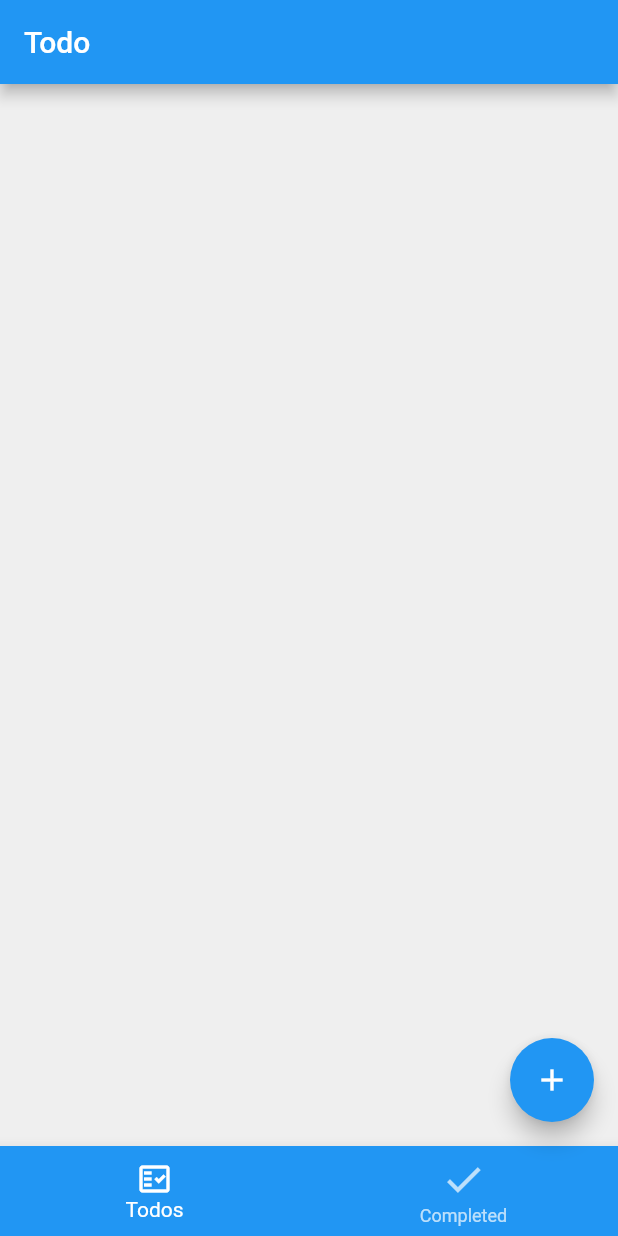
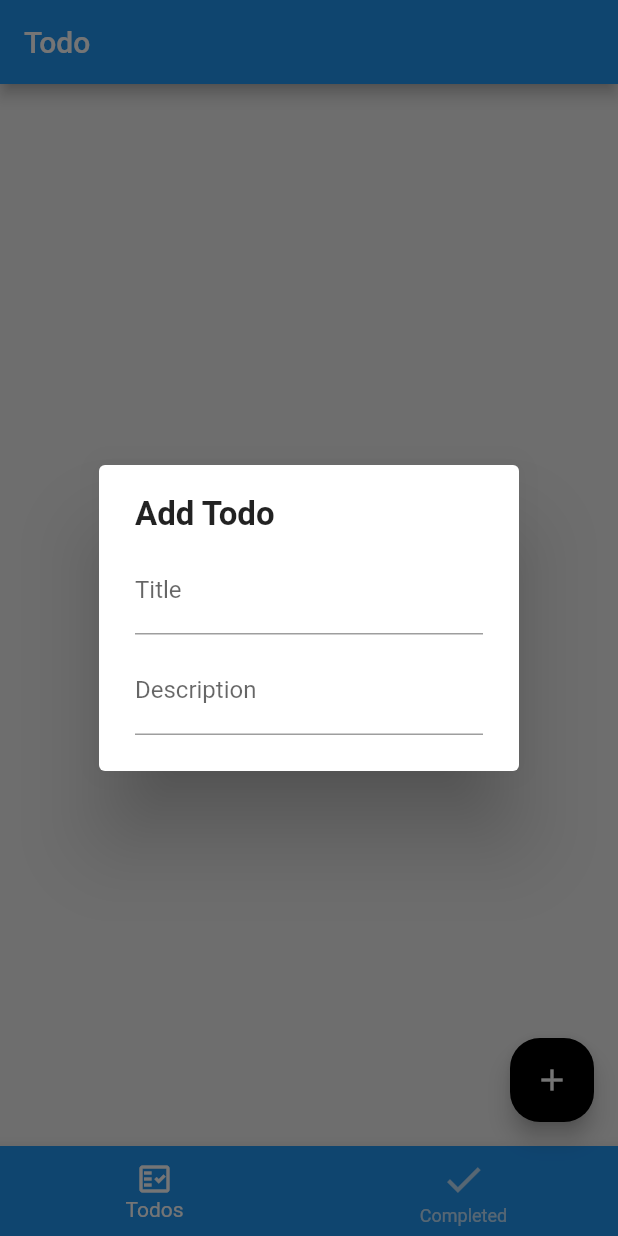
Before and after one commit to anuphong-github/TodoApp-flutter, a Flutter app: the screen it shows after launch, after a tap on the "add" icon, on a phone screen of 412 x 824 dp. Run offline on Flutter 3.47's test engine with Material 2 defaults, Android fonts, the phone set to English and light mode, and no system bars.

Commit message:
Add Widget form widget and dialog widget;

```diff
--- a/lib/page/home_page.dart
+++ b/lib/page/home_page.dart
@@ -1,6 +1,6 @@
 import 'package:flutter/material.dart';
 import 'package:todoapp/main.dart';
-
+import 'package:todoapp/widget/add_todo_dialog_widget.dart';
 class HomePage extends StatefulWidget{
   @override
   _HomePageState createState() => _HomePageState();
@@ -37,9 +37,18 @@ class _HomePageState extends State<HomePage>{
       ),
       body:tabs[selectedIndex],
       floatingActionButton: FloatingActionButton(
-        onPressed: () {  },
+        shape:RoundedRectangleBorder(
+          borderRadius: BorderRadius.circular(20),
+        ),
+        backgroundColor: Colors.black,
+        onPressed:() => showDialog(
+            builder: (context) => AddTodoDialogWidget(), context: context,
+        barrierDismissible:false,
+      ),
         child: Icon(Icons.add),
+
       ),
+
     );
   }
 }
--- /dev/null
+++ b/lib/widget/add_todo_dialog_widget.dart
@@ -0,0 +1,35 @@
+import 'package:flutter/material.dart';
+import 'package:todoapp/widget/todo_form_widget.dart';
+
+class AddTodoDialogWidget extends StatefulWidget{
+  @override
+  _AddTodoDialogWidgetState createState()=> _AddTodoDialogWidgetState();
+}
+class _AddTodoDialogWidgetState extends State<AddTodoDialogWidget>{
+  final _formKey = GlobalKey<FormState>();
+  String title = '';
+  String description = '';
+
+  @override
+  Widget build(BuildContext context) => AlertDialog(
+    content: Column(
+      mainAxisSize: MainAxisSize.min,
+      crossAxisAlignment: CrossAxisAlignment.start,
+      children: [
+        Text(
+          'Add Todo',
+          style: TextStyle(
+            fontWeight: FontWeight.bold,
+            fontSize: 22,
+          ),
+        ),
+        const SizedBox(height: 8),
+        TodoFormWidget(
+          onChangedTitle: (title)=> setState(()=> this.title = title),
+          onChangedDescription:(description) => setState(()=> this.description = description),
+          onSavedTodo : () {},
+        ),
+      ],
+    ),
+  );
+}
--- /dev/null
+++ b/lib/widget/todo_form_widget.dart
@@ -0,0 +1,54 @@
+import 'package:flutter/material.dart';
+import 'package:todoapp/widget/add_todo_dialog_widget.dart';
+class TodoFormWidget extends StatelessWidget{
+  final String title;
+  final String description;
+  final ValueChanged<String> onChangedTitle;
+  final ValueChanged<String> onChangedDescription;
+  final VoidCallback onSavedTodo;
+
+  const TodoFormWidget({
+    Key? key,
+    this.title = '',
+    this.description = '',
+    required this.onChangedTitle,
+    required this.onChangedDescription,
+    required this.onSavedTodo,
+
+}): super(key: key);
+  @override
+  Widget build(BuildContext context) => SingleChildScrollView(
+    child:Column(
+      mainAxisSize: MainAxisSize.min,
+      children: [
+        buildTitle(),
+        SizedBox(height: 8),
+        buildDescription(),
+      ],
+    ),
+  );
+
+  Widget buildTitle() => TextFormField(
+    maxLines: 1,
+    initialValue: title,
+    onChanged: onChangedTitle,
+    validator: (title){
+      if(title!.isEmpty){
+        return 'The title cannot be empty';
+      }
+      return null;
+    },
+    decoration: InputDecoration(
+      border: UnderlineInputBorder(),
+      labelText: 'Title',
+    ),
+  );
+  Widget buildDescription()=>TextFormField(
+    onChanged: onChangedDescription,
+    decoration: InputDecoration(
+      border: UnderlineInputBorder(),
+      labelText: 'Description',
+    ),
+  );
+
+}
```
